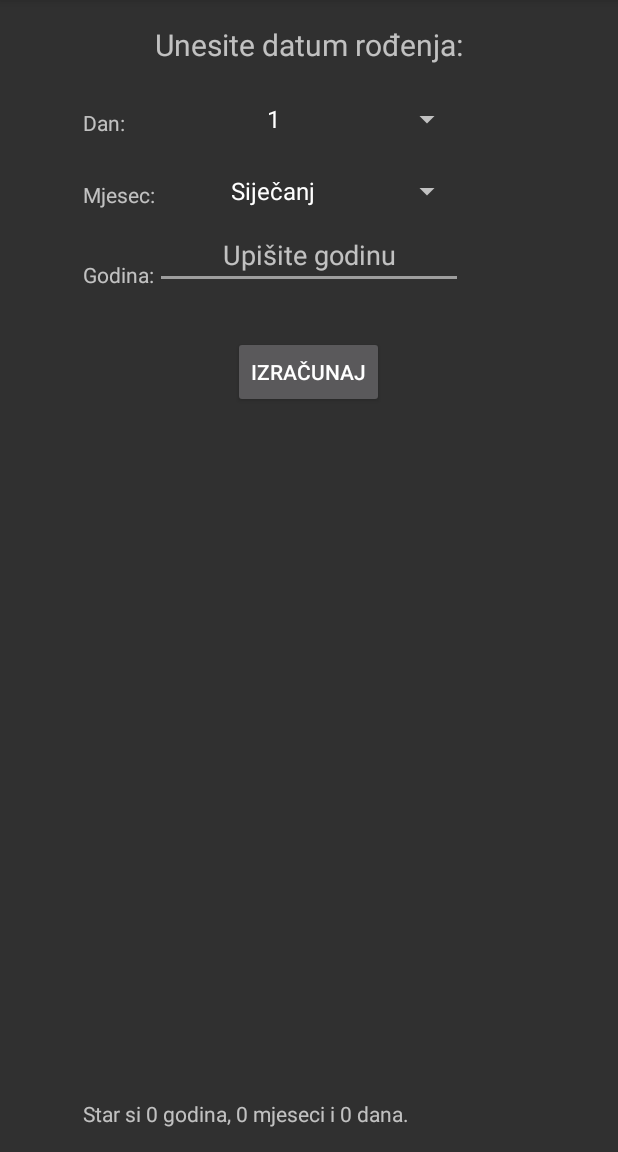
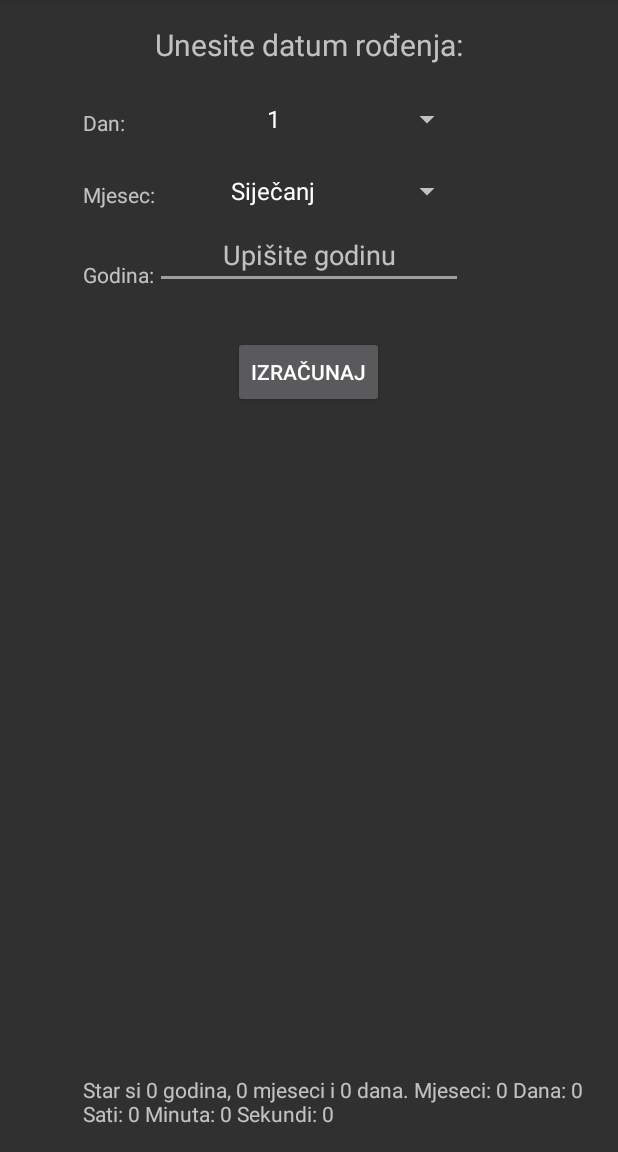
Before and after one commit to noNameDev4/KolikoSamStar, an Android app: the screen it shows after launch (MainActivity), after a tap on "IZRAČUNAJ", on a phone screen of 412 x 824 dp, the part 84-1236 px from its top. Run offline under Robolectric (Android 15) with nearby library versions, the phone set to English and light mode, and no system bars; 2 statements that could not run were skipped.

Commit message:
Changed only printout

```diff
--- a/Kolikosamstar/app/src/main/java/com/dr/kolikosamstar/MainActivity.java
+++ b/Kolikosamstar/app/src/main/java/com/dr/kolikosamstar/MainActivity.java
@@ -58,6 +58,7 @@ public class MainActivity extends AppCompatActivity {
         long dminutes = diff / (60 * 1000);
         long dhours = diff / (60 * 60 * 1000);
         long ddays = diff / (24 * 60 * 60 * 1000);
+        long dmonths = diff / (30L * 24 * 60 * 60 * 1000);
 
         Date date1 = calendar1.getTime();
         Date date2 = calendar2.getTime();
@@ -67,7 +68,14 @@ public class MainActivity extends AppCompatActivity {
         Format frmt = new SimpleDateFormat("yy MM dd HH:mm:ss");
 
         long star[] = differenceBetweenDates(date1, date2);
-        answer.setText("Star si " + star[2] + " godina, " +  star[1] + " mjeseci i " + star[0] + " dana.");//or if you want system.out.println(...);
+        SimpleDateFormat ft =
+                new SimpleDateFormat ("E yyyy.MM.dd 'at' hh:mm:ss a zzz");
+        SimpleDateFormat ft1 =
+                new SimpleDateFormat ("E yyyy.MM.dd 'at' hh:mm:ss a zzz");
+
+
+        answer.setText(/*ft.format(date1) +ft1.format(date2)+ */"Star si " + star[2] + " godina, " +  star[1] + " mjeseci i " + star[0] + " dana."+
+        " Mjeseci: " + dmonths +" Dana: " +ddays +" Sati: " +dhours +" Minuta: " +dminutes +" Sekundi: " + dsecs );//or if you want system.out.println(...);
 
 
        // answer.setText("Your Day Difference="+ddays);
```
